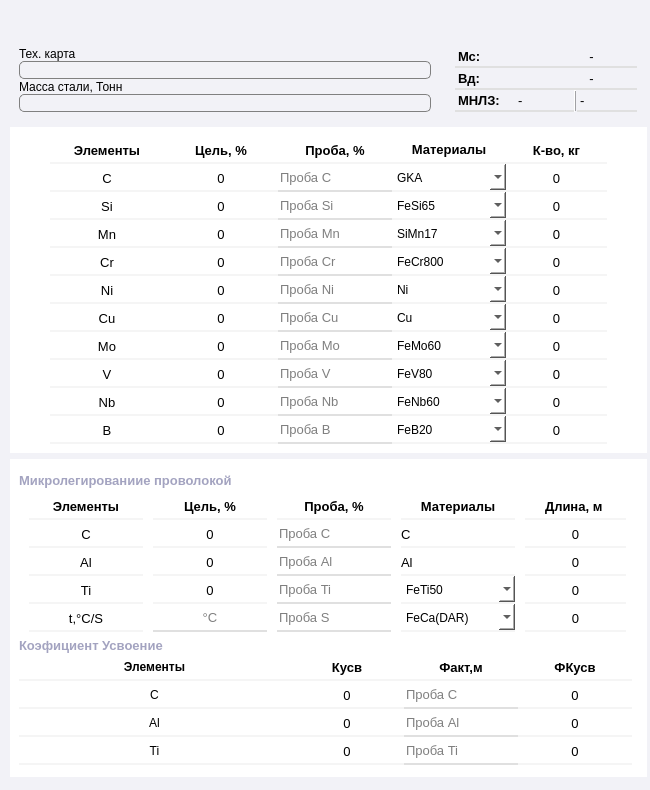
Qt form ui/LrfDesigner.ui (TopolD/Metal_Calculate) before a commit.
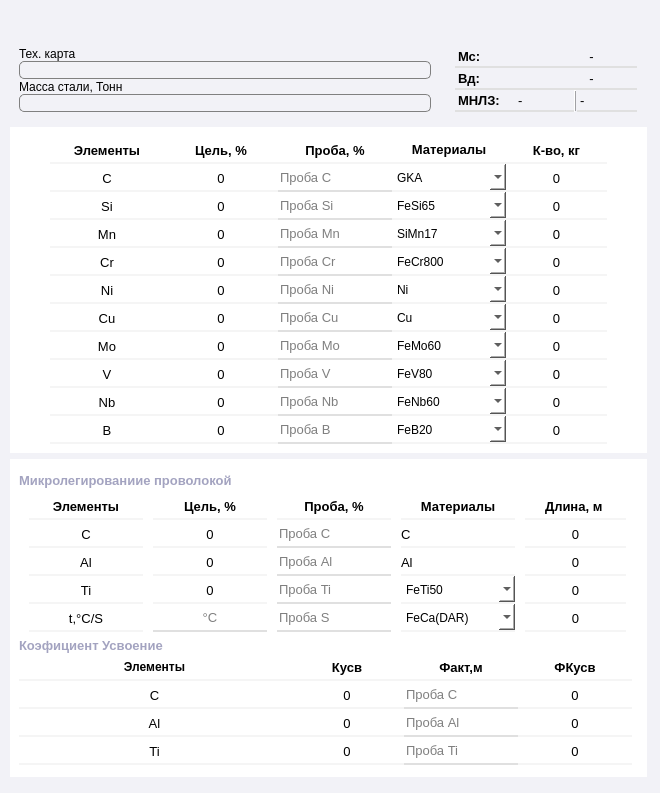
The same form after that commit. Icons and pictures are not drawn.

Patch:
```diff
--- a/ui/LrfDesigner.ui
+++ b/ui/LrfDesigner.ui
@@ -12,8 +12,8 @@
    <rect>
     <x>0</x>
     <y>0</y>
-    <width>650</width>
-    <height>790</height>
+    <width>660</width>
+    <height>793</height>
    </rect>
   </property>
   <property name="sizePolicy">
@@ -4218,7 +4218,12 @@
                 <number>0</number>
                </property>
                <item>
-                <widget class="QLabel" name="label_86">
+                <widget class="QLabel" name="LabelNameCoefForC">
+                 <property name="font">
+                  <font>
+                   <pointsize>10</pointsize>
+                  </font>
+                 </property>
                  <property name="styleSheet">
                   <string notr="true">background-color: rgb(255, 255, 255);
 border-bottom: 2px solid #F5F5F5;
@@ -4368,6 +4373,7 @@
                 <widget class="QLabel" name="label_88">
                  <property name="font">
                   <font>
+                   <pointsize>10</pointsize>
                    <weight>50</weight>
                    <bold>false</bold>
                   </font>
@@ -4521,6 +4527,7 @@
                 <widget class="QLabel" name="label_89">
                  <property name="font">
                   <font>
+                   <pointsize>10</pointsize>
                    <weight>50</weight>
                    <bold>false</bold>
                   </font>
```
Left out of the diff: 278 changed lines with no effect on the pictures.
